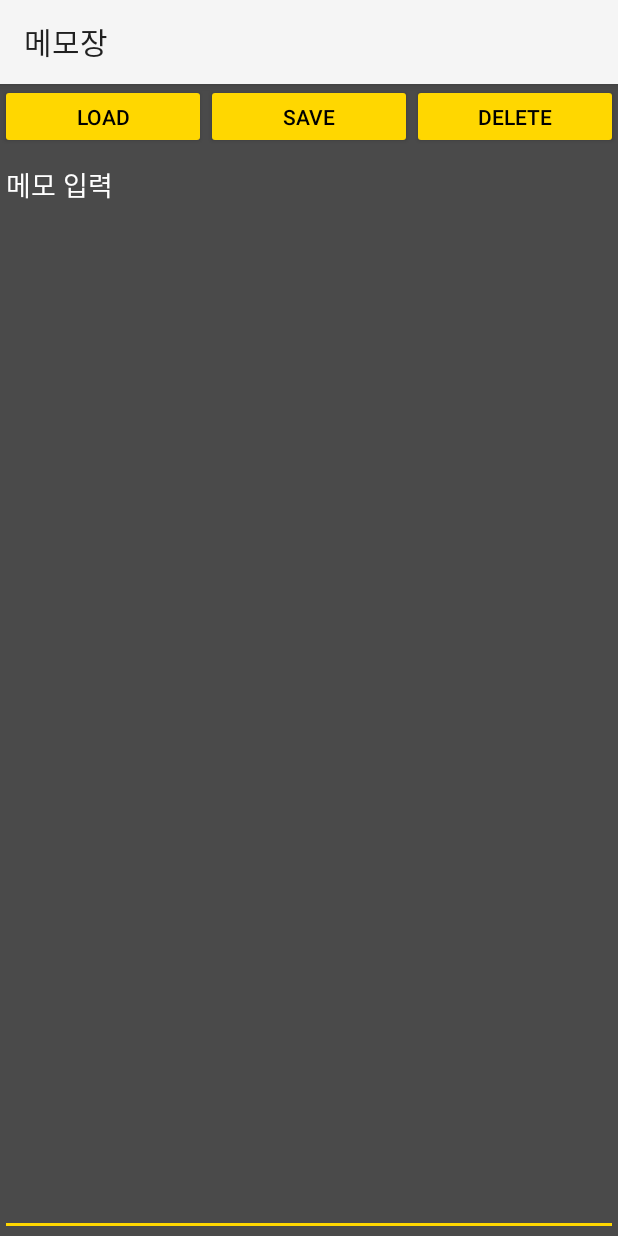
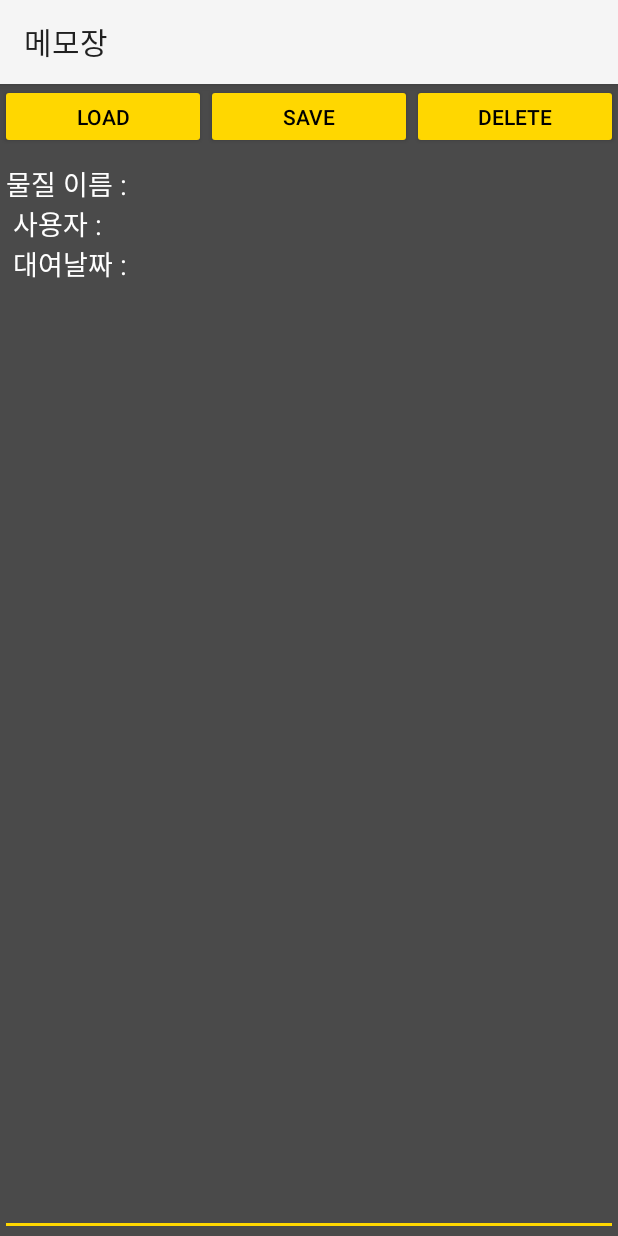
Before and after one commit to Gyubin-Han/MA-SafeLab, an Android app: the MainActivity4 screen opened directly, with no data from a screen before it, on a phone screen of 412 x 824 dp. Run offline under Robolectric (Android 15) with nearby library versions, the phone set to English and light mode, and no system bars.

Commit message:
화학물질 대여/반납 관리 화면

```diff
--- a/app/src/main/res/layout/activity_main4.xml
+++ b/app/src/main/res/layout/activity_main4.xml
@@ -61,7 +61,7 @@
         android:id="@+id/inputText"
         android:layout_weight="9"
         android:textIsSelectable="false"
-        android:hint="메모 입력"
+        android:hint="물질 이름 : \n 사용자 : \n 대여날짜 : \n"
         android:gravity="top" />
 
 
```
